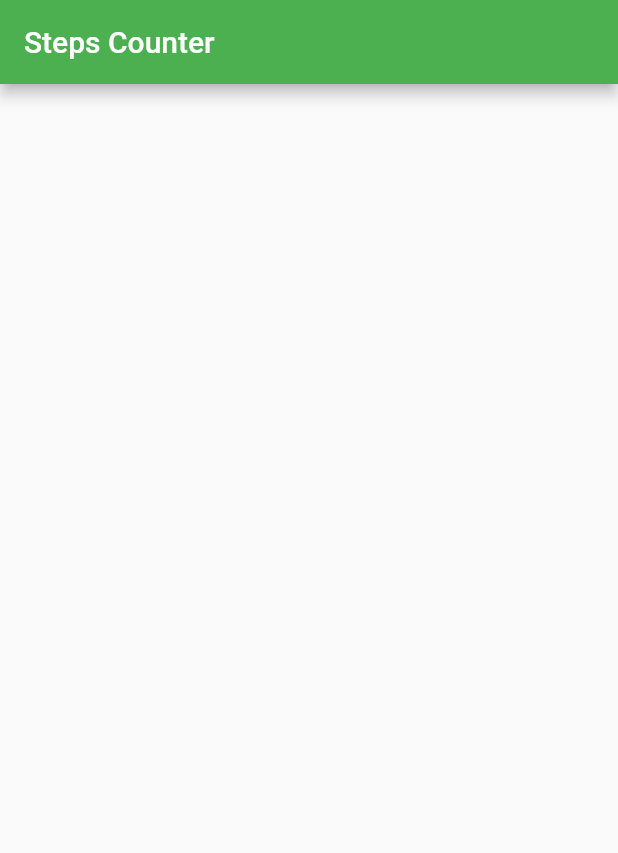
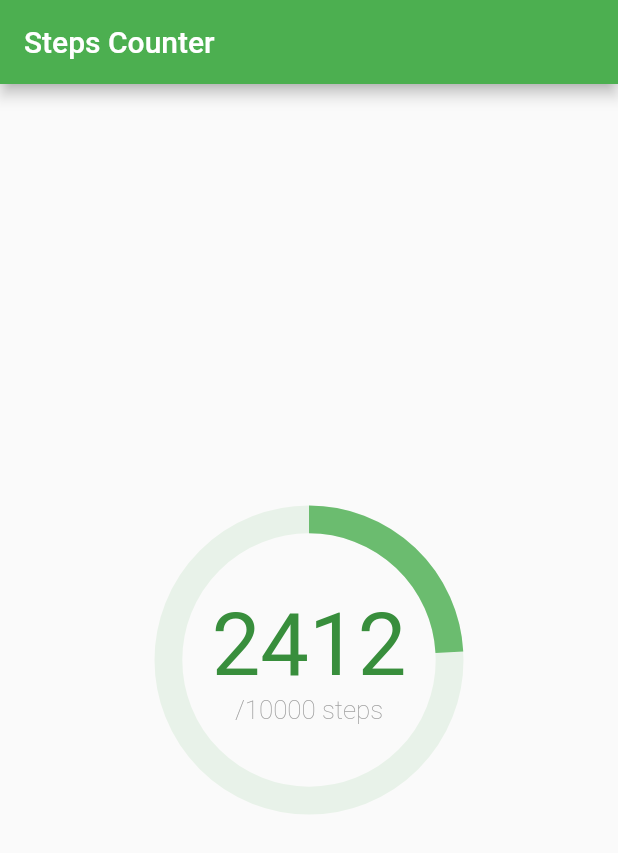
Before and after one commit to maximilyutin/steps-counter, a Flutter app: the screen it shows after launch, on a phone screen of 412 x 824 dp. Shown: the top 853 px of the screen. Run offline on Flutter 3.47's test engine with Material 2 defaults, Android fonts, the phone set to English and light mode, and no system bars.

Commit message:
Create StepsProgressIndicator

```diff
--- a/lib/main.dart
+++ b/lib/main.dart
@@ -26,12 +26,71 @@ class MyHomePage extends StatefulWidget {
 class _MyHomePageState extends State<MyHomePage> {
   @override
   Widget build(BuildContext context) {
+    final stepsIndicatorSize = MediaQuery.of(context).size.shortestSide / 2;
 
     return Scaffold(
         appBar: AppBar(
           title: Text(widget.title),
         ),
-        body: Container()
+        body: Center(
+          child: Container(
+              alignment: Alignment.center,
+              width: stepsIndicatorSize,
+              height: stepsIndicatorSize,
+              child: StepsProgressIndicator()),
+        ));
+  }
+}
+
+class StepsProgressIndicator extends StatelessWidget {
+  @override
+  Widget build(BuildContext context) {
+    final theme = Theme.of(context);
+
+    int goalStepsCount = 10000;
+    int curStepsCount = 2412;
+
+    return LayoutBuilder(
+        builder: (BuildContext context, BoxConstraints constraints) {
+          double _strokeWidth = constraints.maxWidth*0.09;
+
+          return InkWell(
+            borderRadius: BorderRadius.circular(constraints.maxWidth/2),
+            onTap: () {
+
+            },
+            child: Container(
+              constraints: BoxConstraints(maxHeight: constraints.maxWidth),
+              padding: EdgeInsets.all(_strokeWidth/2),
+              child: Stack(
+                alignment: Alignment.center,
+                fit: StackFit.expand,
+                children: <Widget>[
+                  FittedBox(
+                      fit: BoxFit.fitWidth,
+                      child: Padding(
+                        padding: const EdgeInsets.all(7),
+                        child: Column(
+                          children: <Widget>[
+                            Text("$curStepsCount", style: TextStyle(color: theme.primaryColorDark),),
+                            Text(
+                              "/$goalStepsCount steps",
+                              textScaleFactor: 0.3,
+                              style: TextStyle(color: Colors.grey[500], fontWeight: FontWeight.w100),
+                            ),
+                          ],
+                        ),
+                      )),
+                  CircularProgressIndicator(
+                      value: curStepsCount / goalStepsCount,
+                      strokeWidth: _strokeWidth,
+                      valueColor: AlwaysStoppedAnimation<Color>(theme.primaryColor.withOpacity(0.8)),
+                      backgroundColor: theme.primaryColor.withOpacity(0.1)),
+                ],
+              ),
+            ),
+          );
+        }
     );
   }
 }
```
